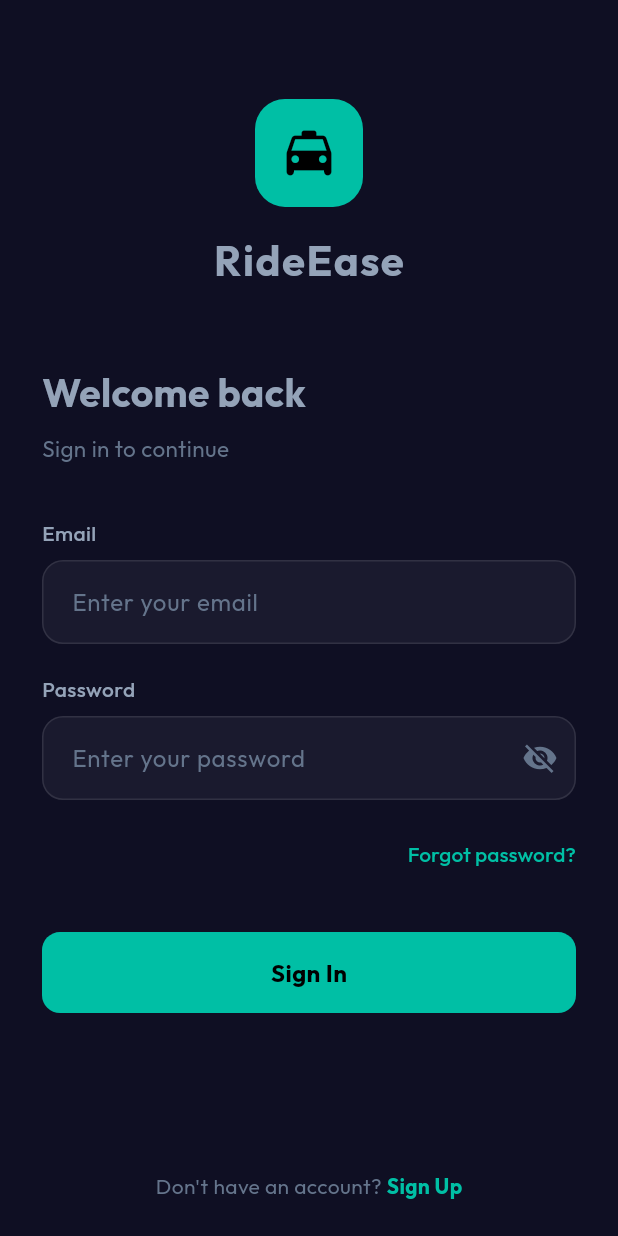
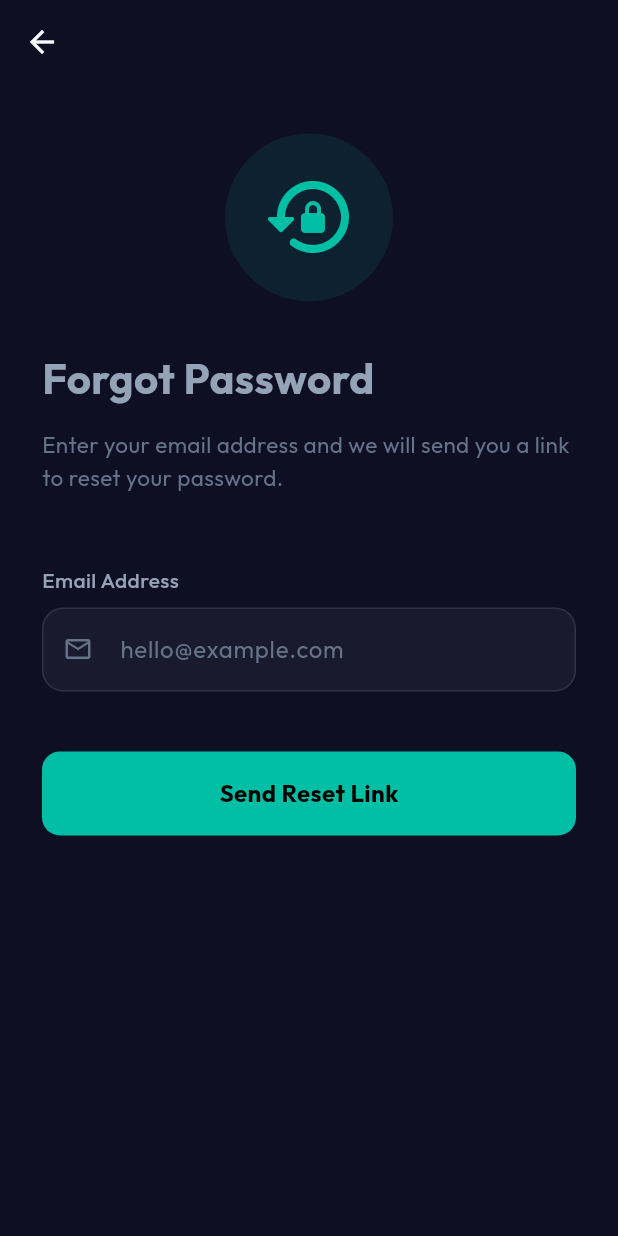
Before and after one commit to umar-git123/RideEASE, a Flutter app: the LoginScreen screen opened directly, after a tap on "Forgot password?", on a phone screen of 412 x 824 dp. Run offline on Flutter 3.47's test engine with Material 3 defaults, Android fonts, the phone set to English and light mode, and no system bars; our stand-ins replace flutter_map, geolocator, google_fonts, latlong2, supabase_flutter; accounts and stored records are empty.

Commit message:
Fixed forgot password

```diff
--- /dev/null
+++ b/lib/screens/auth/forgot_password_screen.dart
@@ -0,0 +1,204 @@
+import 'package:flutter/material.dart';
+import 'package:provider/provider.dart';
+import '../../core/theme.dart';
+import '../../providers/auth_provider.dart';
+import '../../widgets/custom_button.dart';
+
+class ForgotPasswordScreen extends StatefulWidget {
+  const ForgotPasswordScreen({Key? key}) : super(key: key);
+
+  @override
+  State<ForgotPasswordScreen> createState() => _ForgotPasswordScreenState();
+}
+
+class _ForgotPasswordScreenState extends State<ForgotPasswordScreen> {
+  final _emailController = TextEditingController();
+  final _formKey = GlobalKey<FormState>();
+
+  @override
+  void dispose() {
+    _emailController.dispose();
+    super.dispose();
+  }
+
+  @override
+  Widget build(BuildContext context) {
+    final authProvider = Provider.of<AuthProvider>(context);
+    final size = MediaQuery.of(context).size;
+
+    return Scaffold(
+      backgroundColor: AppTheme.backgroundDark,
+      appBar: AppBar(
+        backgroundColor: Colors.transparent,
+        elevation: 0,
+        leading: IconButton(
+          icon: const Icon(Icons.arrow_back),
+          onPressed: () => Navigator.pop(context),
+        ),
+      ),
+      body: SafeArea(
+        child: SingleChildScrollView(
+          child: Padding(
+            padding: const EdgeInsets.symmetric(horizontal: 28),
+            child: Form(
+              key: _formKey,
+              child: Column(
+                crossAxisAlignment: CrossAxisAlignment.start,
+                children: [
+                  SizedBox(height: size.height * 0.04),
+
+                  // Icon
+                  Center(
+                    child: Container(
+                      padding: const EdgeInsets.all(24),
+                      decoration: BoxDecoration(
+                        color: AppTheme.primaryColor.withOpacity(0.1),
+                        shape: BoxShape.circle,
+                      ),
+                      child: Icon(
+                        Icons.lock_reset_rounded,
+                        size: 64,
+                        color: AppTheme.primaryColor,
+                      ),
+                    ),
+                  ),
+
+                  const SizedBox(height: 32),
+
+                  const Text(
+                    'Forgot Password',
+                    style: TextStyle(
+                      fontSize: 28,
+                      fontWeight: FontWeight.bold,
+                    ),
+                  ),
+                  const SizedBox(height: 12),
+                  Text(
+                    'Enter your email address and we will send you a link to reset your password.',
+                    style: TextStyle(
+                      color: AppTheme.textMuted,
+                      fontSize: 15,
+                      height: 1.5,
+                    ),
+                  ),
+
+                  const SizedBox(height: 48),
+
+                  // Email Field
+                  const Text(
+                    'Email Address',
+                    style: TextStyle(
+                      fontWeight: FontWeight.w500,
+                      fontSize: 14,
+                    ),
+                  ),
+                  const SizedBox(height: 8),
+                  TextFormField(
+                    controller: _emailController,
+                    keyboardType: TextInputType.emailAddress,
+                    style: const TextStyle(fontSize: 16),
+                    decoration: InputDecoration(
+                      hintText: 'hello@example.com',
+                      filled: true,
+                      fillColor: AppTheme.backgroundCard,
+                      border: OutlineInputBorder(
+                        borderRadius: BorderRadius.circular(12),
+                        borderSide: BorderSide.none,
+                      ),
+                      prefixIcon: Icon(Icons.email_outlined, size: 20, color: AppTheme.textMuted),
+                      contentPadding: const EdgeInsets.symmetric(horizontal: 16, vertical: 16),
+                    ),
+                    validator: (value) {
+                      if (value == null || value.isEmpty) {
+                        return 'Please enter your email';
+                      }
+                      if (!value.contains('@')) {
+                        return 'Please enter a valid email';
+                      }
+                      return null;
+                    },
+                  ),
+
+                  const SizedBox(height: 40),
+
+                  // Send Link Button
+                  SizedBox(
+                    width: double.infinity,
+                    height: 56,
+                    child: ElevatedButton(
+                      onPressed: authProvider.isLoading ? null : _handleReset,
+                      style: ElevatedButton.styleFrom(
+                        backgroundColor: AppTheme.primaryColor,
+                        foregroundColor: Colors.black,
+                        shape: RoundedRectangleBorder(
+                          borderRadius: BorderRadius.circular(12),
+                        ),
+                        elevation: 0,
+                      ),
+                      child: authProvider.isLoading
+                          ? const SizedBox(
+                              height: 24,
+                              width: 24,
+                              child: CircularProgressIndicator(
+                                strokeWidth: 2,
+                                color: Colors.black,
+                              ),
+                            )
+                          : const Text(
+                              'Send Reset Link',
+                              style: TextStyle(
+                                fontSize: 16,
+                                fontWeight: FontWeight.bold,
+                              ),
+                            ),
+                    ),
+                  ),
+                ],
+              ),
+            ),
+          ),
+        ),
+      ),
+    );
+  }
+
+  Future<void> _handleReset() async {
+    if (!_formKey.currentState!.validate()) return;
+
+    final authProvider = Provider.of<AuthProvider>(context, listen: false);
+    final success = await authProvider.resetPassword(_emailController.text.trim());
+
+    if (mounted) {
+      if (success) {
+        showDialog(
+          context: context,
+          builder: (context) => AlertDialog(
+            backgroundColor: AppTheme.backgroundCard,
+            title: const Text('Email Sent'),
+            content: const Text('A password reset link has been sent to your email address.'),
+            actions: [
+              TextButton(
+                onPressed: () {
+                  Navigator.pop(context); // Close dialog
+                  Navigator.pop(context); // Go back to Login
+                },
+                child: Text(
+                  'Back to Login',
+                  style: TextStyle(color: AppTheme.primaryColor),
+                ),
+              ),
+            ],
+          ),
+        );
+      } else {
+        ScaffoldMessenger.of(context).showSnackBar(
+          SnackBar(
+            content: Text(authProvider.error ?? 'Failed to send reset link'),
+            backgroundColor: AppTheme.errorColor,
+            behavior: SnackBarBehavior.floating,
+          ),
+        );
+      }
+    }
+  }
+}
--- a/lib/screens/auth/login_screen.dart
+++ b/lib/screens/auth/login_screen.dart
@@ -8,6 +8,7 @@ import '../../widgets/input_field.dart';
 import '../rider/rider_dashboard.dart';
 import '../driver/driver_dashboard.dart';
 import 'signup_screen.dart';
+import 'forgot_password_screen.dart';
 
 class LoginScreen extends StatefulWidget {
   const LoginScreen({Key? key}) : super(key: key);
@@ -177,7 +178,12 @@ class _LoginScreenState extends State<LoginScreen> {
                   Align(
                     alignment: Alignment.centerRight,
                     child: TextButton(
-                      onPressed: () {},
+                      onPressed: () {
+                        Navigator.push(
+                          context,
+                          MaterialPageRoute(builder: (_) => const ForgotPasswordScreen()),
+                        );
+                      },
                       style: TextButton.styleFrom(
                         padding: EdgeInsets.zero,
                         minimumSize: const Size(0, 30),
--- a/lib/services/auth_service.dart
+++ b/lib/services/auth_service.dart
@@ -67,6 +67,10 @@ class AuthService {
     await _supabase.auth.signOut();
   }
 
+  Future<void> resetPassword(String email) async {
+    await _supabase.auth.resetPasswordForEmail(email);
+  }
+
   User? get currentUser => _supabase.auth.currentUser;
 
   Future<UserModel?> getUserData(String userId) async {
```
Also changed, not shown: lib/providers/auth_provider.dart (+16 -1 lines).
